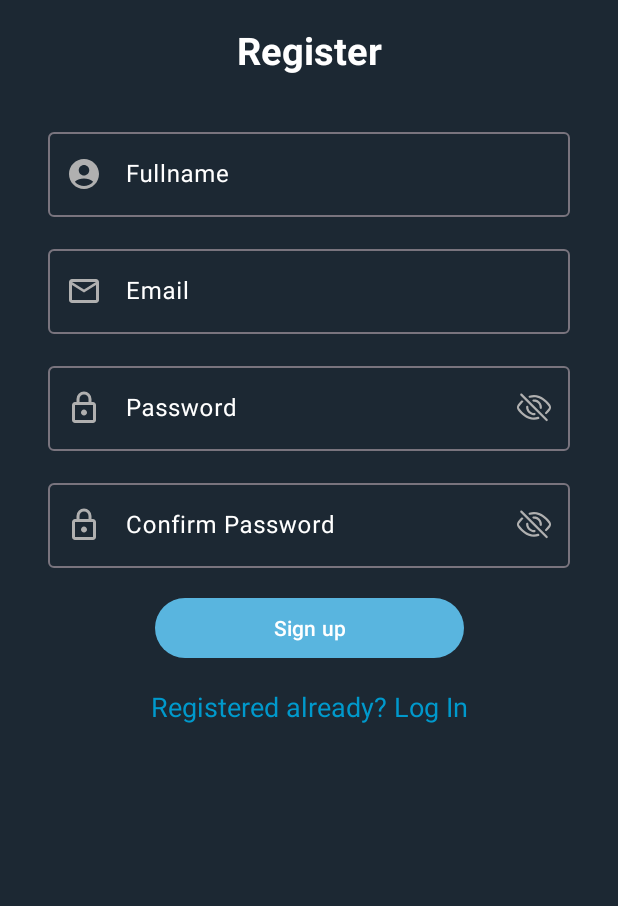
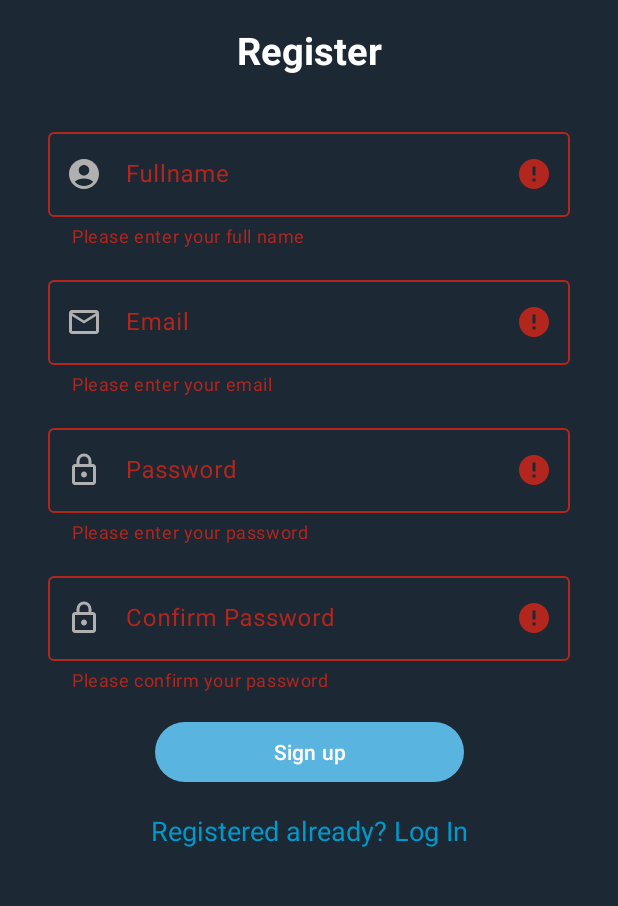
Before and after one commit to IanGalarza/TP-INTEGRADOR-MODULO_NATIVO-ECOTRACKER, an Android app: the RegisterFragment screen opened through its navigation route, after a tap on "Sign up", on a phone screen of 412 x 824 dp, the part 270-1176 px from its top. Run offline under Robolectric (Android 15) with nearby library versions, the phone set to English and light mode, and no system bars; our stand-ins replace Firebase (no records; nobody signed in at launch, a user with empty details on screens opened directly); 1 statement that could not run was skipped.

Commit message:
Se mejoro el feedback para validar correctamente el registro y el login con errores.

```diff
--- a/app/src/main/java/com/example/proyectointegrador/auth/fragments/LoginFragment.kt
+++ b/app/src/main/java/com/example/proyectointegrador/auth/fragments/LoginFragment.kt
@@ -6,17 +6,21 @@ import android.view.*
 import android.widget.*
 import androidx.core.view.ViewCompat
 import androidx.core.view.WindowInsetsCompat
+import androidx.core.widget.doOnTextChanged
 import androidx.fragment.app.Fragment
 import androidx.navigation.fragment.findNavController
 import com.example.proyectointegrador.MainActivity
 import com.example.proyectointegrador.R
 import com.google.android.material.textfield.TextInputEditText
+import com.google.android.material.textfield.TextInputLayout
 import com.google.firebase.auth.FirebaseAuth
 import com.google.firebase.auth.ktx.auth
 import com.google.firebase.ktx.Firebase
 
 class LoginFragment : Fragment() {
 
+    private lateinit var emailLayout: TextInputLayout
+    private lateinit var passwordLayout: TextInputLayout
     private lateinit var editTextEmail: TextInputEditText
     private lateinit var editTextPassword: TextInputEditText
     private lateinit var buttonLogin: Button
@@ -27,6 +31,12 @@ class LoginFragment : Fragment() {
     override fun onCreate(savedInstanceState: Bundle?) {
         super.onCreate(savedInstanceState)
         auth = Firebase.auth
+    }
+
+    private fun clearErrorOnTyping(editText: EditText, layout: TextInputLayout) {
+        editText.doOnTextChanged { _, _, _, _ ->
+            layout.error = null
+        }
     }
 
     override fun onStart() {
@@ -58,6 +68,11 @@ class LoginFragment : Fragment() {
         buttonLogin = view.findViewById(R.id.btn_login)
         progressBar = view.findViewById(R.id.progressBar)
         textViewRegisterNow = view.findViewById(R.id.registerNow)
+        emailLayout = view.findViewById(R.id.emailLayout)
+        passwordLayout = view.findViewById(R.id.passwordLayout)
+
+        clearErrorOnTyping(editTextEmail, emailLayout)
+        clearErrorOnTyping(editTextPassword, passwordLayout)
 
         textViewRegisterNow.setOnClickListener {
             findNavController().navigate(R.id.action_loginFragment_to_registerFragment)
@@ -68,22 +83,24 @@ class LoginFragment : Fragment() {
 
             val email = editTextEmail.text.toString()
             val password = editTextPassword.text.toString()
+            var isValid = true
+
+            emailLayout.error = null
+            passwordLayout.error = null
+
 
             if (email.isEmpty()) {
-
-                Toast.makeText(requireContext(), "Enter Email", Toast.LENGTH_SHORT).show()
-
-                progressBar.visibility = View.GONE
-
-                return@setOnClickListener
+                emailLayout.error = "Please enter your email"
+                isValid = false
             }
 
             if (password.isEmpty()) {
+                passwordLayout.error = "Please enter your password"
+                isValid = false
+            }
 
-                Toast.makeText(requireContext(), "Enter Password", Toast.LENGTH_SHORT).show()
-
+            if (!isValid) {
                 progressBar.visibility = View.GONE
-
                 return@setOnClickListener
             }
 
@@ -103,7 +120,9 @@ class LoginFragment : Fragment() {
                         requireActivity().finish()
 
                     } else {
-                        Toast.makeText(requireContext(), "Authentication failed.", Toast.LENGTH_SHORT).show()
+                        val errorMsg = "Email or password is incorrect"
+                        emailLayout.error = errorMsg
+                        passwordLayout.error = errorMsg
                     }
                 }
         }
--- a/app/src/main/java/com/example/proyectointegrador/auth/fragments/RegisterFragment.kt
+++ b/app/src/main/java/com/example/proyectointegrador/auth/fragments/RegisterFragment.kt
@@ -9,13 +9,21 @@ import androidx.fragment.app.Fragment
 import androidx.navigation.fragment.findNavController
 import com.example.proyectointegrador.R
 import com.google.android.material.textfield.TextInputEditText
+import com.google.android.material.textfield.TextInputLayout
 import com.google.firebase.auth.FirebaseAuth
 import com.google.firebase.auth.ktx.auth
 import com.google.firebase.ktx.Firebase
 import com.google.firebase.firestore.FirebaseFirestore
+import android.util.Patterns
+import androidx.core.widget.doOnTextChanged
+
 
 class RegisterFragment : Fragment() {
 
+    private lateinit var nameLayout: TextInputLayout
+    private lateinit var emailLayout: TextInputLayout
+    private lateinit var passwordLayout: TextInputLayout
+    private lateinit var confirmPasswordLayout: TextInputLayout
     private lateinit var editTextName: TextInputEditText
     private lateinit var editTextEmail: TextInputEditText
     private lateinit var editTextPassword: TextInputEditText
@@ -39,12 +47,19 @@ class RegisterFragment : Fragment() {
         return inflater.inflate(R.layout.fragment_register, container, false)
     }
 
+    private fun clearErrorOnTyping(editText: EditText, layout: TextInputLayout) {
+        editText.doOnTextChanged { _, _, _, _ ->
+            layout.error = null
+        }
+    }
+
     override fun onViewCreated(view: View, savedInstanceState: Bundle?) {
         ViewCompat.setOnApplyWindowInsetsListener(view.findViewById(R.id.main)) { v, insets ->
             val systemBars = insets.getInsets(WindowInsetsCompat.Type.systemBars())
             v.setPadding(systemBars.left, systemBars.top, systemBars.right, systemBars.bottom)
             insets
         }
+        val passwordRegex = Regex("^(?=.*[a-z])(?=.*[A-Z])(?=.*\\d).{8,}$")
 
         editTextName = view.findViewById(R.id.name)
         editTextEmail = view.findViewById(R.id.email)
@@ -53,64 +68,69 @@ class RegisterFragment : Fragment() {
         buttonRegister = view.findViewById(R.id.btn_register)
         progressBar = view.findViewById(R.id.progressBar)
         textViewLoginNow = view.findViewById(R.id.loginNow)
+        nameLayout = view.findViewById(R.id.nameLayout)
+        emailLayout = view.findViewById(R.id.emailLayout)
+        passwordLayout = view.findViewById(R.id.passwordLayout)
+        confirmPasswordLayout = view.findViewById(R.id.confirmPasswordLayout)
+
+        clearErrorOnTyping(editTextName, nameLayout)
+        clearErrorOnTyping(editTextEmail, emailLayout)
+        clearErrorOnTyping(editTextPassword, passwordLayout)
+        clearErrorOnTyping(editTextConfirmPassword, confirmPasswordLayout)
 
         textViewLoginNow.setOnClickListener {
             findNavController().navigate(R.id.action_registerFragment_to_loginFragment)
         }
 
         buttonRegister.setOnClickListener {
-            progressBar.visibility = View.VISIBLE
 
-            val name = editTextName.text.toString()
-            val email = editTextEmail.text.toString()
+            nameLayout.error = null
+            emailLayout.error = null
+            passwordLayout.error = null
+            confirmPasswordLayout.error = null
+
+            val name = editTextName.text.toString().trim()
+            val email = editTextEmail.text.toString().trim()
             val password = editTextPassword.text.toString()
             val confirmPassword = editTextConfirmPassword.text.toString()
 
+            var isValid = true
+
             if (name.isEmpty()) {
-
-                Toast.makeText(requireContext(), "Enter Full Name", Toast.LENGTH_SHORT).show()
-
-                progressBar.visibility = View.GONE
-
-                return@setOnClickListener
+                nameLayout.error = "Please enter your full name"
+                isValid = false
             }
 
-
             if (email.isEmpty()) {
-
-                Toast.makeText(requireContext(), "Enter Email", Toast.LENGTH_SHORT).show()
-
-                progressBar.visibility = View.GONE
-
-                return@setOnClickListener
+                emailLayout.error = "Please enter your email"
+                isValid = false
+            } else if (!Patterns.EMAIL_ADDRESS.matcher(email).matches()) {
+                emailLayout.error = "Please enter a valid email address"
+                isValid = false
             }
 
             if (password.isEmpty()) {
-
-                Toast.makeText(requireContext(), "Enter Password", Toast.LENGTH_SHORT).show()
-
-                progressBar.visibility = View.GONE
-
-                return@setOnClickListener
+                passwordLayout.error = "Please enter your password"
+                isValid = false
+            } else if (!passwordRegex.matches(password)) {
+                passwordLayout.error = "Password must be at least 8 characters and include a lowercase, uppercase letter, and a number"
+                isValid = false
             }
 
             if (confirmPassword.isEmpty()) {
-
-                Toast.makeText(requireContext(), "Confirm your password", Toast.LENGTH_SHORT).show()
-
-                progressBar.visibility = View.GONE
-
-                return@setOnClickListener
+                confirmPasswordLayout.error = "Please confirm your password"
+                isValid = false
+            } else if (password != confirmPassword) {
+                confirmPasswordLayout.error = "Passwords do not match"
+                isValid = false
             }
 
-            if (password != confirmPassword) {
+            // Si hay errores, no continuar
 
-                Toast.makeText(requireContext(), "Passwords do not match", Toast.LENGTH_SHORT).show()
+            if (!isValid) return@setOnClickListener
 
-                progressBar.visibility = View.GONE
 
-                return@setOnClickListener
-            }
+            progressBar.visibility = View.VISIBLE
 
             auth.createUserWithEmailAndPassword(email, password)
                 .addOnCompleteListener(requireActivity()) { task ->
```
